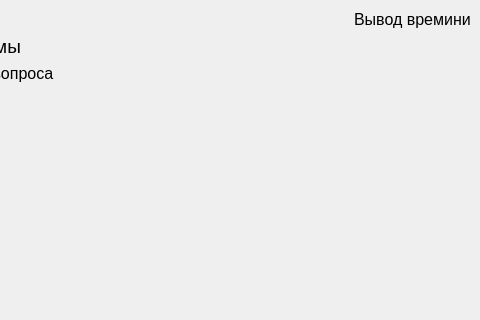
The window that testforstudent.ui (Rayzedan/SystemControlStudent) describes before a commit, drawn with Qt 5; both pictures show x 160 to 640 and y 0 to 320 of the 640 by 480 pixel window.
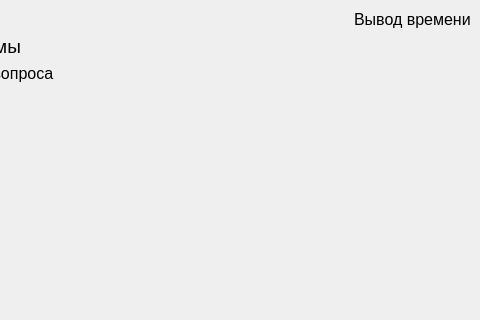
The same window after the commit.

Diff of the .ui file:
```diff
--- a/testforstudent.ui
+++ b/testforstudent.ui
@@ -44,7 +44,7 @@
          </font>
         </property>
         <property name="text">
-         <string>Вывод времини</string>
+         <string>Вывод времени</string>
         </property>
        </widget>
       </item>
```
Left out of the diff: 2 changed lines with no effect on the pictures.
